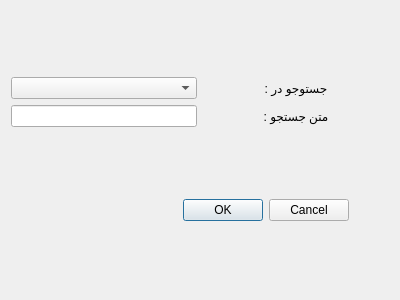
First picture: the form in searchform.ui, repository kia-far/QtDBS, before the edit.
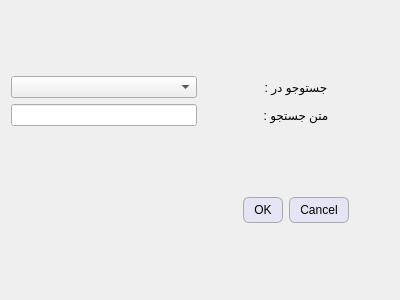
Second picture: the form after the edit.

Commit message: added stylesheet for buttons

The edit to the form file:
```diff
--- a/searchform.ui
+++ b/searchform.ui
@@ -14,7 +14,30 @@
    <string>Form</string>
   </property>
   <property name="styleSheet">
-   <string notr="true">font: 12pt &quot;Segoe UI&quot;;</string>
+   <string notr="true">QPushButton {
+    background-color: rgb(228, 229, 244); /* Light gray background */
+    border: 1px solid #a9a9a9; /* Darker gray border for a 3D effect */
+    border-radius: 6px; /* Rounded corners */
+    padding: 5px 10px; /* Padding for a button-like appearance */
+    color: black; /* Text color */
+    
+    /* Subtle gradient for a shiny effect */
+    background: qlineargradient(spread:pad, x1:0, y1:0, x2:0, y2:1, 
+                                stop:0 #f0f0f0, stop:1 #d3d3d3);
+}
+
+QPushButton:hover {
+    background-color: #e6e6e6; /* Change to a lighter shade on hover */
+    border-color: #b0b0b0; /* Change border color on hover */
+}
+
+QPushButton:pressed {
+    background-color: #bfbfbf; /* Darker gray when pressed */
+    border-color: #808080; /* Slightly darker border when pressed */
+}
+
+
+QWidget {font: 12pt &quot;Segoe UI&quot;;}</string>
   </property>
   <layout class="QVBoxLayout" name="verticalLayout">
    <item>
```
The commit also changes 29 other files.
